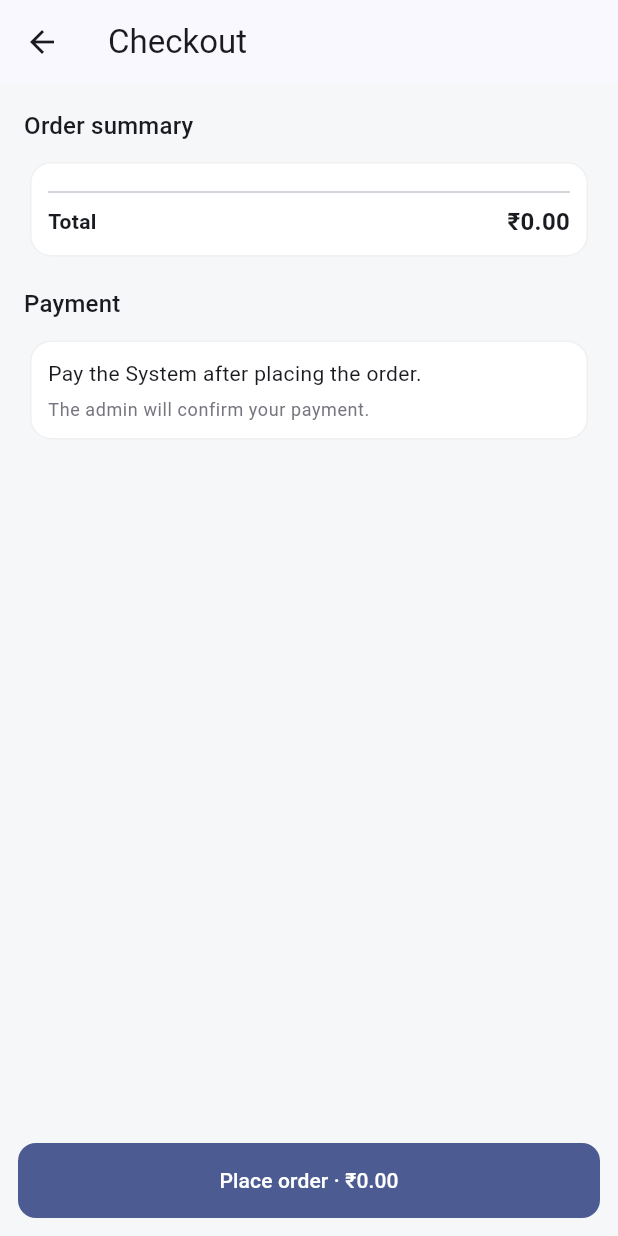
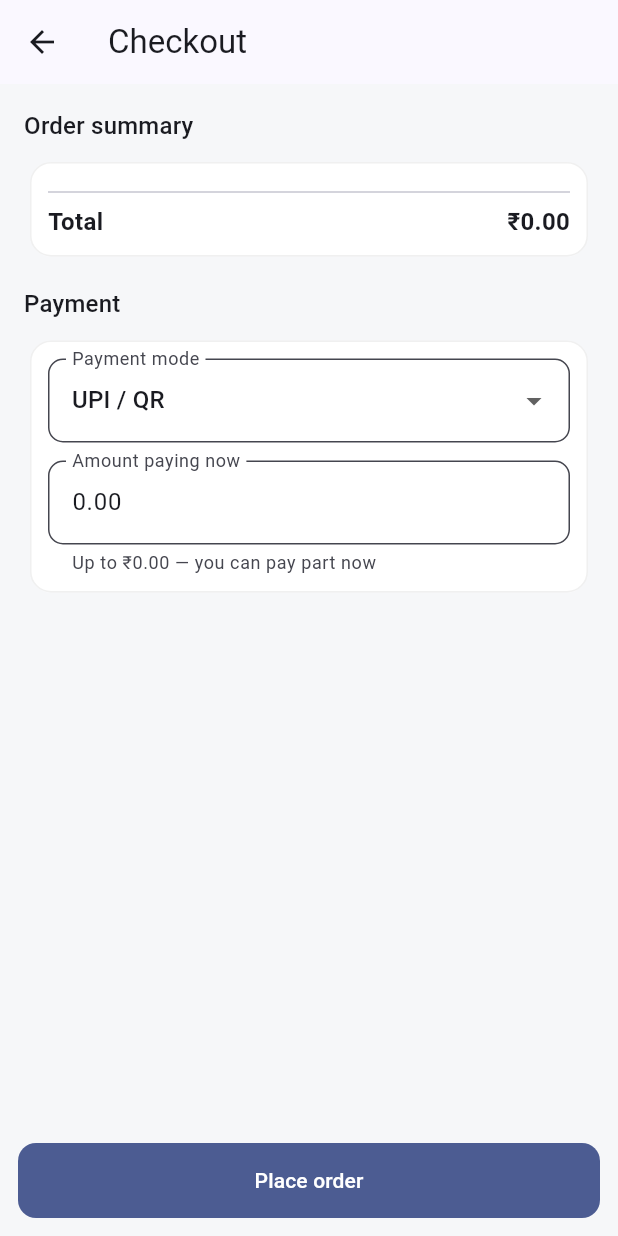
Before and after one commit to randomdistributor/randomdistributor.github.io, a Flutter app: the CheckoutScreen screen opened directly, on a phone screen of 412 x 824 dp. Run offline on Flutter 3.47's test engine with Material 3 defaults, Android fonts, the phone set to English and light mode, and no system bars; our stand-ins replace cached_network_image, supabase_flutter; accounts and stored records are empty.

Commit message:
Payment flow: buyer submits payment at checkout, admin confirms
- Migration 0005: payments.status (pending/confirmed/rejected); ledger posts only
  on confirmation; place_order now records a pending payment linked to the order;
  confirm_payment() RPC for admin
- Buyer checkout: choose mode + amount (partial allowed) + optional wallet credit
- Buyer order detail shows payment status; wallet is now a full ledger (purchases
  + payments with order refs)
- Admin order detail: items (both prices) + confirm/reject the buyer's payment;
  orders list rows open the detail

Co-Authored-By: Claude Opus 4.8 <noreply@anthropic.com>

```diff
--- a/apps/buyer/lib/screens/checkout_screen.dart
+++ b/apps/buyer/lib/screens/checkout_screen.dart
@@ -13,36 +13,64 @@ class CheckoutScreen extends StatefulWidget {
 
 class _CheckoutScreenState extends State<CheckoutScreen> {
   Map<String, dynamic>? _org;
+  double _credit = 0;
   bool _loading = true;
   bool _placing = false;
   String? _error;
 
+  String _mode = 'upi_qr';
+  bool _useCredit = false;
+  final _amount = TextEditingController();
+
+  double get _total => Cart.instance.subtotal;
+  double get _appliedCredit => _useCredit ? _credit.clamp(0, _total).toDouble() : 0;
+
   @override
   void initState() {
     super.initState();
-    _loadOrg();
+    _load();
   }
 
-  Future<void> _loadOrg() async {
+  Future<void> _load() async {
     try {
       _org = await supabase
           .from('organization')
-          .select('system_name, upi_id, qr_image_url')
+          .select('system_name, upi_id')
           .limit(1)
           .maybeSingle();
-    } catch (_) {
-      // organization is optional to display
-    }
+      final bal = await supabase
+          .from('party_balances')
+          .select('balance')
+          .eq('party_type', 'buyer')
+          .maybeSingle();
+      final b = (bal?['balance'] as num?)?.toDouble() ?? 0;
+      _credit = b > 0 ? b : 0;
+    } catch (_) {}
+    _amount.text = _total.toStringAsFixed(2);
     if (mounted) setState(() => _loading = false);
   }
 
+  void _recomputeSuggested() {
+    final due = (_total - _appliedCredit).clamp(0, _total).toDouble();
+    _amount.text = due.toStringAsFixed(2);
+  }
+
   Future<void> _placeOrder() async {
+    final amt = double.tryParse(_amount.text.trim()) ?? 0;
+    if (amt > _total + 0.001) {
+      setState(() => _error = 'Payment cannot exceed the order total.');
+      return;
+    }
     setState(() {
       _placing = true;
       _error = null;
     });
     try {
-      await supabase.rpc('place_order', params: {'p_items': Cart.instance.toRpcItems()});
+      await supabase.rpc('place_order', params: {
+        'p_items': Cart.instance.toRpcItems(),
+        'p_payment_mode': _mode,
+        'p_payment_amount': amt,
+      });
       Cart.instance.clear();
       if (!mounted) return;
       showDialog(
@@ -50,12 +78,12 @@ class _CheckoutScreenState extends State<CheckoutScreen> {
         barrierDismissible: false,
         builder: (_) => AlertDialog(
           title: const Text('Order placed'),
-          content: const Text('Your order has been sent. Track it under My orders.'),
+          content: const Text(
+              'Your order and payment were sent. The admin will confirm your payment. '
+              'Track it under My orders.'),
           actions: [
             FilledButton(
-              onPressed: () {
-                Navigator.of(context)..pop()..pop()..pop();
-              },
+              onPressed: () => Navigator.of(context)..pop()..pop()..pop(),
               child: const Text('Done'),
             ),
           ],
@@ -94,22 +122,13 @@ class _CheckoutScreenState extends State<CheckoutScreen> {
                         for (final l in Cart.instance.lines)
                           Padding(
                             padding: const EdgeInsets.symmetric(vertical: 4),
-                            child: Row(
-                              children: [
-                                Expanded(child: Text('${l.description ?? l.code}  ×${l.qty}')),
-                                Text(money(l.lineTotal)),
-                              ],
-                            ),
+                            child: Row(children: [
+                              Expanded(child: Text('${l.description ?? l.code}  ×${l.qty}')),
+                              Text(money(l.lineTotal)),
+                            ]),
                           ),
                         const Divider(),
-                        Row(
-                          mainAxisAlignment: MainAxisAlignment.spaceBetween,
-                          children: [
-                            const Text('Total', style: TextStyle(fontWeight: FontWeight.w700)),
-                            Text(money(Cart.instance.subtotal),
-                                style: const TextStyle(fontWeight: FontWeight.w700, fontSize: 16)),
-                          ],
-                        ),
+                        _row('Total', money(_total), bold: true),
                       ],
                     ),
                   ),
@@ -123,19 +142,45 @@ class _CheckoutScreenState extends State<CheckoutScreen> {
                     child: Column(
                       crossAxisAlignment: CrossAxisAlignment.start,
                       children: [
-                        Text('Pay ${_org?['system_name'] ?? 'the System'} after placing the order.'),
+                        if (_credit > 0)
+                          SwitchListTile(
+                            contentPadding: EdgeInsets.zero,
+                            title: Text('Use my wallet credit (${money(_credit)})'),
+                            subtitle: const Text('Pay less now using your credit'),
+                            value: _useCredit,
+                            onChanged: (v) => setState(() {
+                              _useCredit = v;
+                              _recomputeSuggested();
+                            }),
+                          ),
+                        DropdownButtonFormField<String>(
+                          initialValue: _mode,
+                          decoration: const InputDecoration(labelText: 'Payment mode'),
+                          items: const [
+                            DropdownMenuItem(value: 'upi_qr', child: Text('UPI / QR')),
+                            DropdownMenuItem(value: 'cash', child: Text('Cash')),
+                            DropdownMenuItem(value: 'bank', child: Text('Bank transfer')),
+                            DropdownMenuItem(value: 'online', child: Text('Online')),
+                          ],
+                          onChanged: (v) => setState(() => _mode = v!),
+                        ),
+                        const SizedBox(height: 12),
+                        TextField(
+                          controller: _amount,
+                          keyboardType: TextInputType.number,
+                          decoration: InputDecoration(
+                            labelText: 'Amount paying now',
+                            helperText: 'Up to ${money(_total)} — you can pay part now',
+                          ),
+                        ),
                         if (_org?['upi_id'] != null) ...[
-                          const SizedBox(height: 6),
+                          const SizedBox(height: 10),
                           Row(children: [
                             const Icon(Icons.qr_code, size: 20),
                             const SizedBox(width: 8),
-                            SelectableText('UPI: ${_org!['upi_id']}'),
+                            Expanded(child: SelectableText('Pay ${_org?['system_name'] ?? 'System'} · UPI: ${_org!['upi_id']}')),
                           ]),
                         ],
-                        const SizedBox(height: 6),
-                        Text('The admin will confirm your payment.',
-                            style: Theme.of(context).textTheme.bodySmall?.copyWith(
-                                color: Theme.of(context).colorScheme.outline)),
                       ],
                     ),
                   ),
@@ -153,10 +198,18 @@ class _CheckoutScreenState extends State<CheckoutScreen> {
             onPressed: _placing ? null : _placeOrder,
             child: _placing
                 ? const SizedBox(height: 22, width: 22, child: CircularProgressIndicator(strokeWidth: 2, color: Colors.white))
-                : Text('Place order · ${money(Cart.instance.subtotal)}'),
+                : const Text('Place order'),
           ),
         ),
       ),
     );
   }
+
+  Widget _row(String a, String b, {bool bold = false}) {
+    final style = bold ? const TextStyle(fontWeight: FontWeight.w700, fontSize: 16) : null;
+    return Row(
+      mainAxisAlignment: MainAxisAlignment.spaceBetween,
+      children: [Text(a, style: style), Text(b, style: style)],
+    );
+  }
 }
```
Also changed, not shown: admin/lib/screens/order_detail_screen.dart (added, +183 -0 lines), admin/lib/screens/orders_screen.dart (+13 -6 lines), apps/buyer/lib/screens/order_detail_screen.dart (+39 -1 lines), apps/buyer/lib/screens/wallet_screen.dart (+24 -5 lines), 1 other file.
